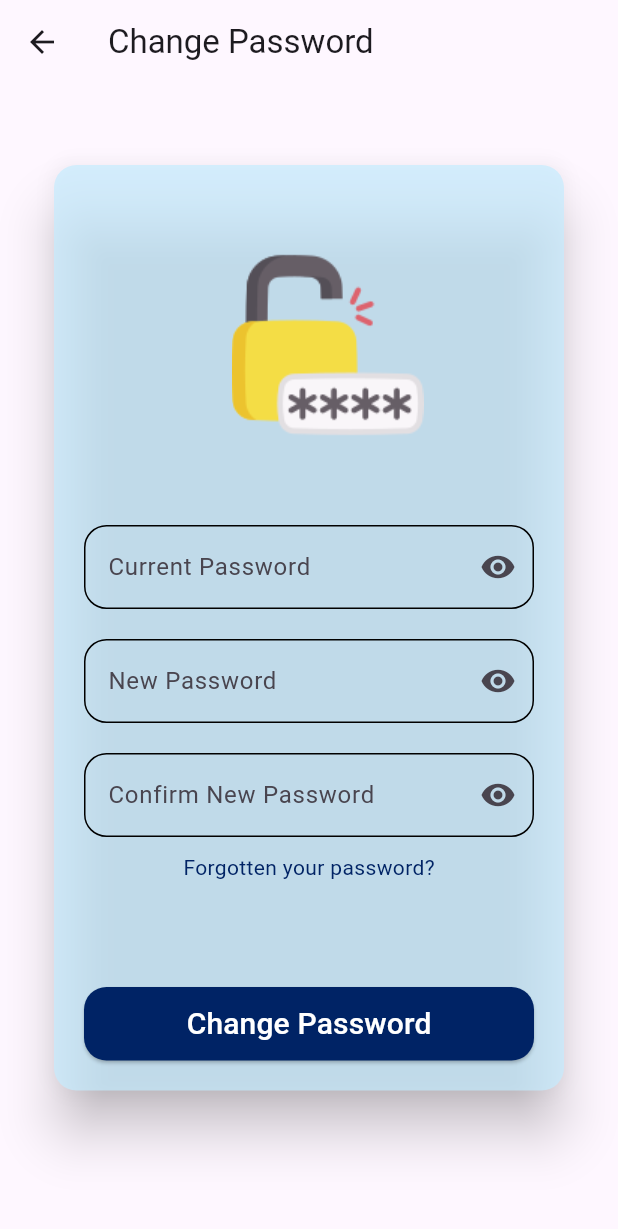
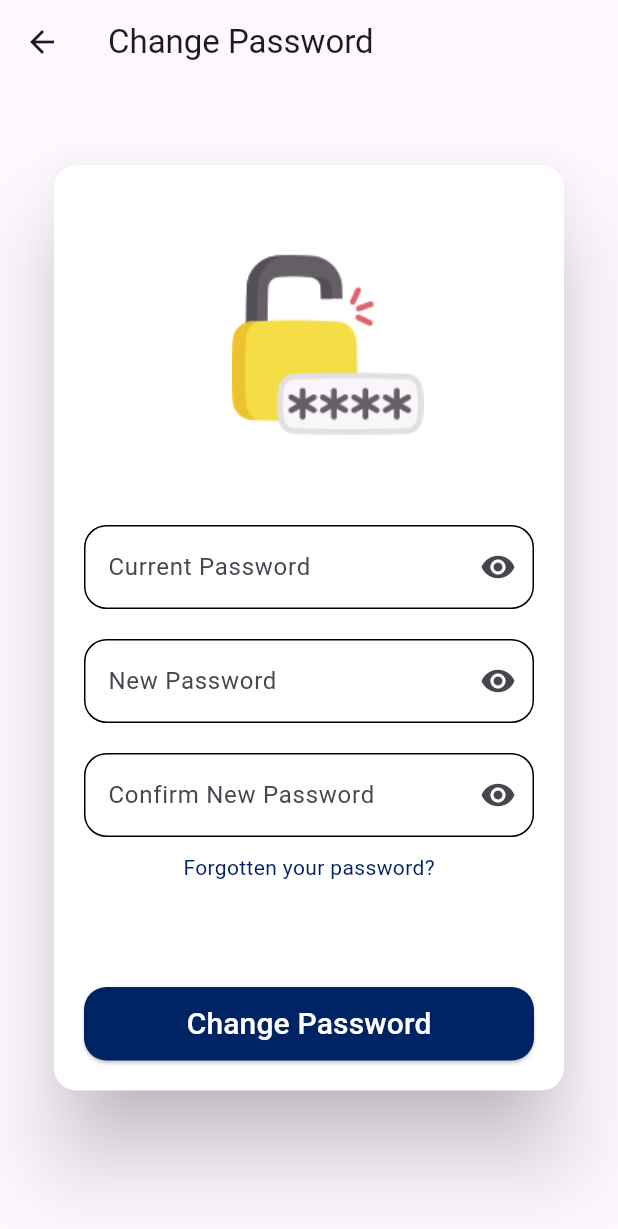
Before and after one commit to bearface4/Paws-Up, a Flutter app: the changePass screen opened by its route, on a phone screen of 412 x 824 dp. Shown: the top 1229 px of the screen. Run offline on Flutter 3.47's test engine with Material 3 defaults, Android fonts, the light colour scheme and no system bars; our stand-ins replace another_flutter_splash_screen, card_swiper, cloud_firestore, curved_navigation_bar, firebase_auth, firebase_core and 4 more; accounts and stored records are empty.

Commit message:
Initial commit

```diff
--- a/lib/Events.dart
+++ b/lib/Events.dart
@@ -141,6 +141,7 @@ class _EventsState extends State<Events> {
                         .add({
                       'firstName': userDetails['firstName'],
                       'lastName': userDetails['lastName'],
+                      'section': userDetails['section'],
                       'department': userDetails['department'],
                       'email': userDetails['email'],
                       'studentId': userDetails['studentId'],
--- a/lib/SignUp.dart
+++ b/lib/SignUp.dart
@@ -147,8 +147,8 @@ class _SignUpState extends State<SignUp> {
                         }
                       },
                       style: ElevatedButton.styleFrom(
-                        foregroundColor: Color(0xFF002363),
-                        backgroundColor: Colors.white,
+                        backgroundColor: Color(0xFF002363),
+                        foregroundColor: Colors.white,
                         textStyle: TextStyle(
                           fontSize: 20,
                           fontWeight: FontWeight.bold,
--- a/lib/changePass.dart
+++ b/lib/changePass.dart
@@ -141,8 +141,8 @@ class _ChangePasswordState extends State<changePass> {
           child: Padding(
             padding: const EdgeInsets.symmetric(horizontal: 20.0, vertical: 50.0),
             child: Card(
-              color: Color(0xAFC4ECFF),
-              elevation: 15,
+              color: Colors.white,
+              elevation: 25,
               shape: RoundedRectangleBorder(
                 borderRadius: BorderRadius.circular(15.0),
               ),
```
